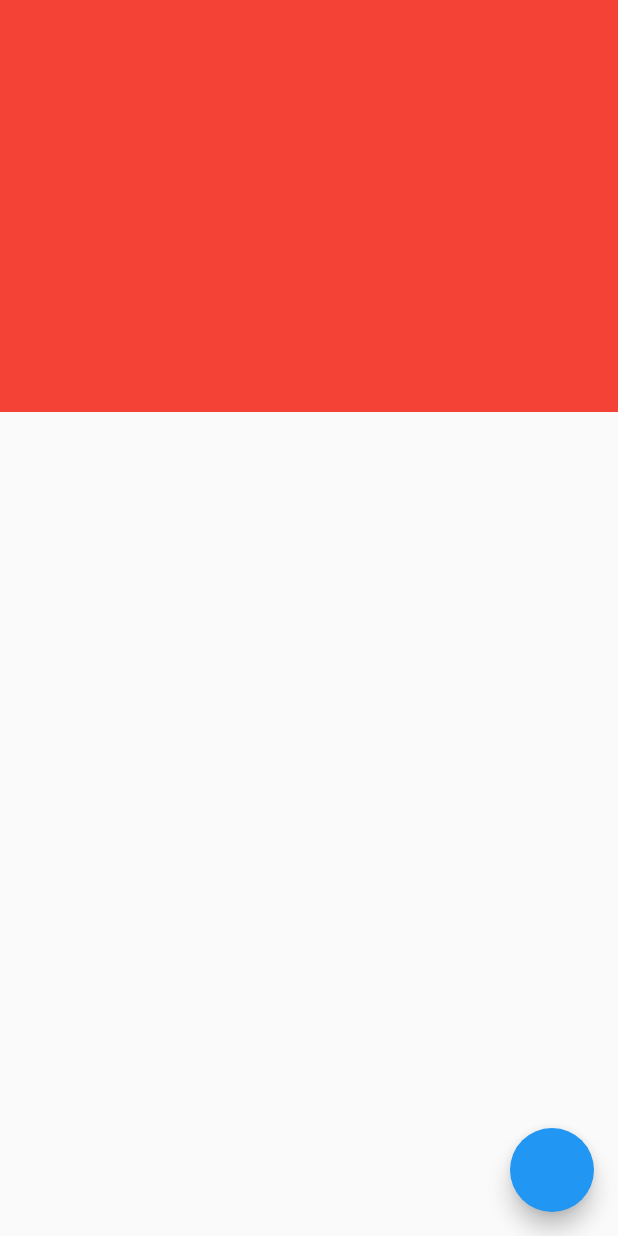
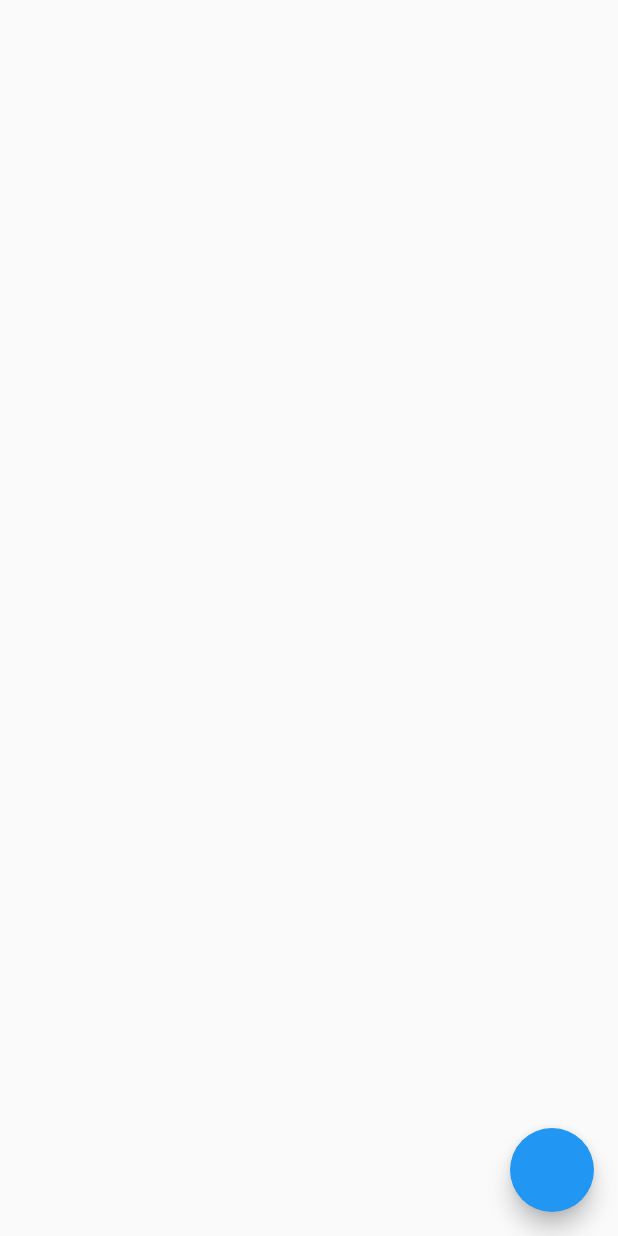
Before and after one commit to alfredobs97/FlutterIntWorkshop, a Flutter app: the screen it shows after launch, on a phone screen of 412 x 824 dp. Run offline on Flutter 3.47's test engine with Material 2 defaults, Android fonts, the phone set to English and light mode, and no system bars.

Commit message:
layout row

```diff
--- a/lib/main.dart
+++ b/lib/main.dart
@@ -29,9 +29,14 @@ class _MyHomePageState extends State<MyHomePage> {
       body: SafeArea(
         child: Column(
           children: <Widget>[
-           Container(
-              height: MediaQuery.of(context).size.height / 3,
-              color: Colors.red,
+            Container(
+              height: MediaQuery.of(context).size.height / 5,
+              child: Row(
+                mainAxisAlignment: MainAxisAlignment.spaceEvenly,
+                children: <Widget>[
+
+                ],
+              ),
             ),
           ],
         ),
```
